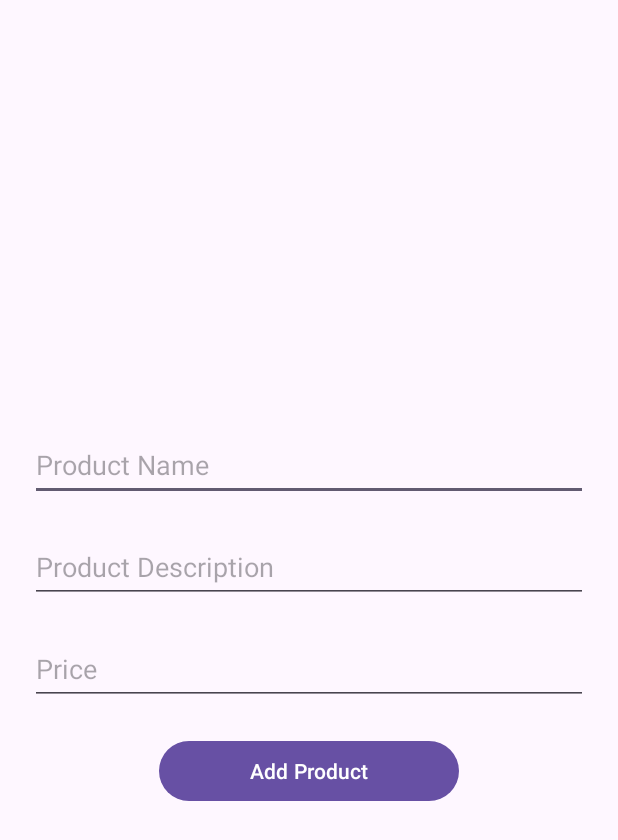
After one commit to p0tatoes/ITE2exam, an Android app: the AddItemActivity screen opened directly, with no data from a screen before it, on a phone screen of 412 x 824 dp. The commit adds this screen. Shown: the top 840 px of the screen. Run offline under Robolectric (Android 15) with nearby library versions, the phone set to English and light mode, and no system bars.

Commit message:
added new stuffs

```diff
--- a/app/src/main/AndroidManifest.xml
+++ b/app/src/main/AndroidManifest.xml
@@ -12,6 +12,9 @@
         android:supportsRtl="true"
         android:theme="@style/Theme.ITE2exam"
         tools:targetApi="31">
+        <activity
+            android:name=".AddItemActivity"
+            android:exported="false" />
         <activity
             android:name=".ProductListing"
             android:exported="false" />
--- /dev/null
+++ b/app/src/main/java/com/example/ite2exam/AddItemActivity.kt
@@ -0,0 +1,11 @@
+package com.example.ite2exam
+
+import androidx.appcompat.app.AppCompatActivity
+import android.os.Bundle
+
+class AddItemActivity : AppCompatActivity() {
+    override fun onCreate(savedInstanceState: Bundle?) {
+        super.onCreate(savedInstanceState)
+        setContentView(R.layout.activity_add_item)
+    }
+}
--- /dev/null
+++ b/app/src/main/res/layout/activity_add_item.xml
@@ -0,0 +1,48 @@
+<?xml version="1.0" encoding="utf-8"?>
+<LinearLayout xmlns:android="http://schemas.android.com/apk/res/android"
+    xmlns:tools="http://schemas.android.com/tools"
+    android:layout_width="match_parent"
+    android:layout_height="match_parent"
+    android:layout_marginHorizontal="20dp"
+    android:layout_marginVertical="50dp"
+    android:gravity="center"
+    android:orientation="vertical"
+    tools:context=".AddItemActivity">
+
+    <EditText
+        android:id="@+id/addNameTextbox"
+        android:layout_width="match_parent"
+        android:layout_height="wrap_content"
+        android:layout_marginBottom="20dp"
+        android:ems="10"
+        android:hint="Product Name"
+        android:inputType="text"
+        android:minHeight="48dp" />
+
+    <EditText
+        android:id="@+id/addDescriptionTextbox"
+        android:layout_width="match_parent"
+        android:layout_height="wrap_content"
+        android:layout_marginBottom="20dp"
+        android:ems="10"
+        android:hint="Product Description"
+        android:inputType="text"
+        android:minHeight="48dp" />
+
+    <EditText
+        android:id="@+id/addPriceTextbox"
+        android:layout_width="match_parent"
+        android:layout_height="wrap_content"
+        android:layout_marginBottom="20dp"
+        android:ems="10"
+        android:hint="Price"
+        android:inputType="number"
+        android:minHeight="48dp" />
+
+    <Button
+        android:id="@+id/addItemButton"
+        android:layout_width="200dp"
+        android:layout_height="wrap_content"
+        android:text="@string/str_addprod" />
+
+</LinearLayout>
--- a/app/src/main/res/layout/product_card.xml
+++ b/app/src/main/res/layout/product_card.xml
@@ -3,11 +3,21 @@
     android:layout_width="match_parent"
     android:layout_height="wrap_content"
     android:layout_marginBottom="20dp"
-    android:background="@color/purple"
+    android:background="#00ffffff"
     android:gravity="left|center_vertical"
     android:orientation="vertical"
     android:paddingHorizontal="50dp"
     android:paddingVertical="30dp">
+
+    <androidx.cardview.widget.CardView
+        android:layout_width="match_parent"
+        android:layout_height="match_parent"
+        android:background="@color/dark_purple">
+
+        <LinearLayout
+            android:layout_width="match_parent"
+            android:layout_height="match_parent"
+            android:orientation="vertical">
 
             <ImageView
                 android:id="@+id/prodImageView"
@@ -29,3 +39,7 @@
                 android:layout_height="wrap_content"
                 android:text="TextView" />
         </LinearLayout>
+
+    </androidx.cardview.widget.CardView>
+
+</LinearLayout>
```
Lines whose indentation alone changed are shown as unchanged.
